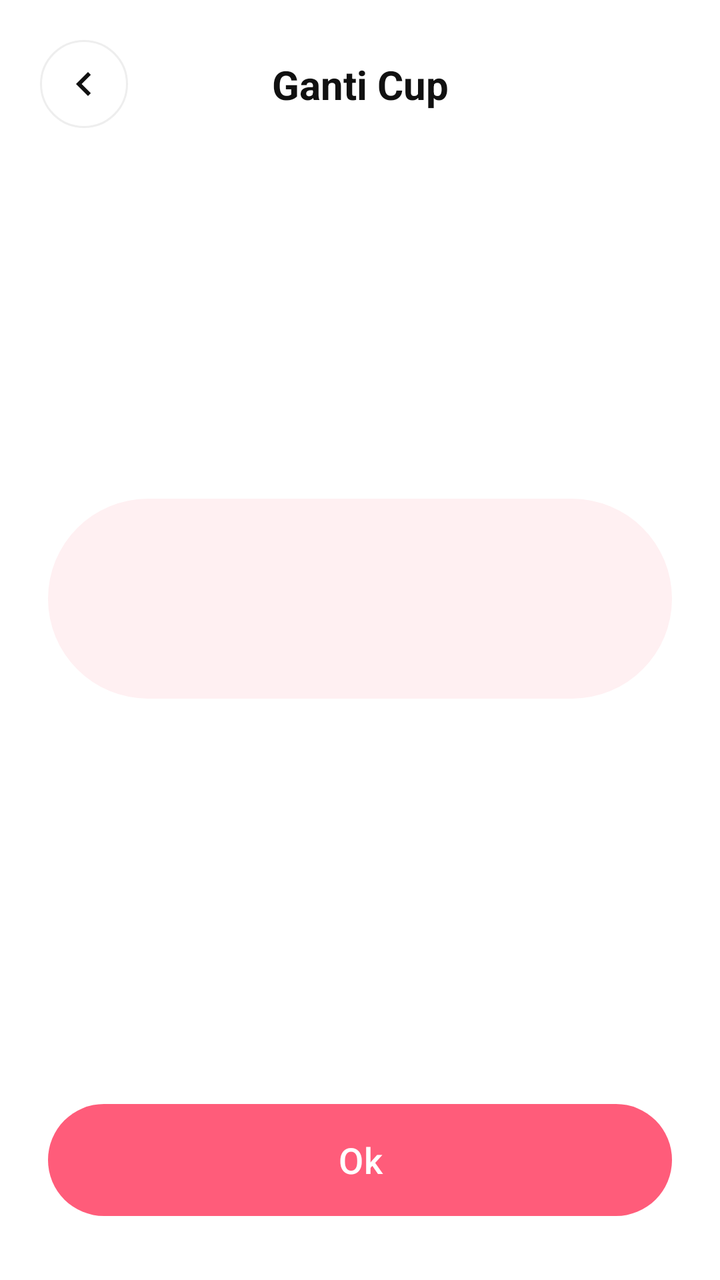
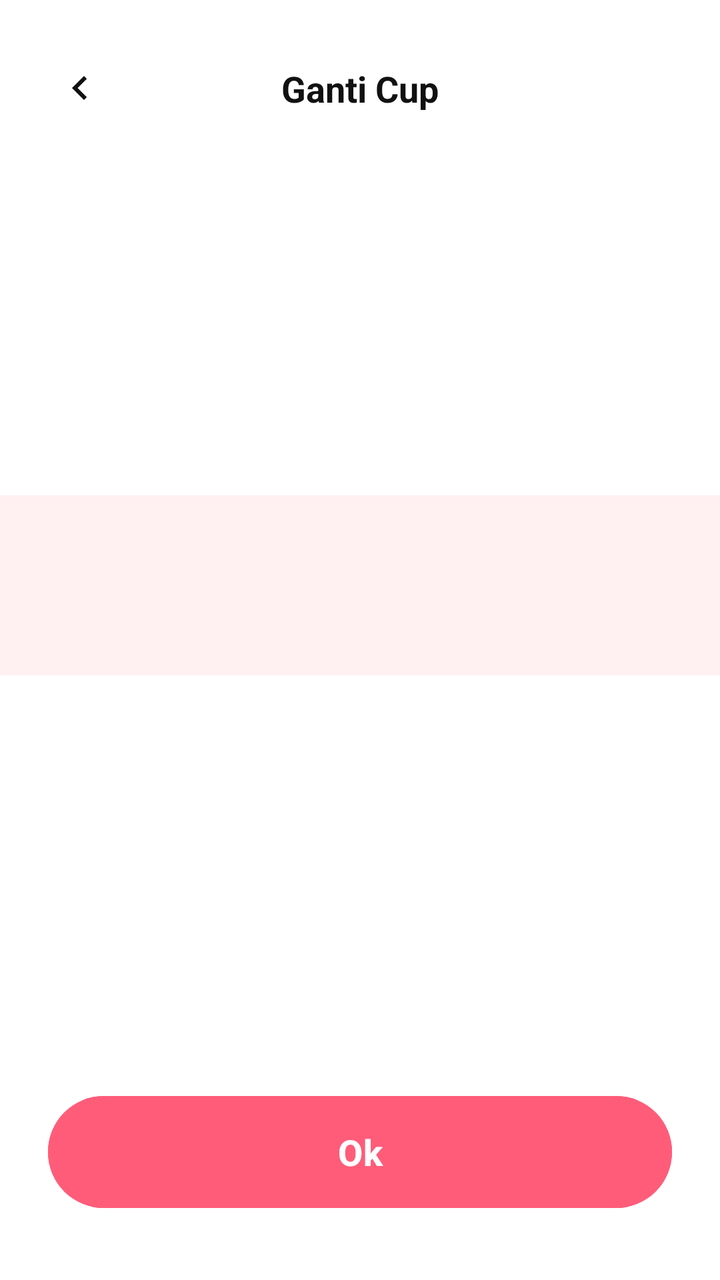

Before-and-after screenshots of an Android layout around one commit, followed by the original layout XML and the change that was made.
<!-- AndroidManifest.xml: application theme Theme.TrackerSiklusMenstruasi -->
<!-- res/layout/activity_switch_cup.xml -->
<?xml version="1.0" encoding="utf-8"?>
<androidx.constraintlayout.widget.ConstraintLayout xmlns:android="http://schemas.android.com/apk/res/android"
    xmlns:app="http://schemas.android.com/apk/res-auto"
    xmlns:tools="http://schemas.android.com/tools"
    android:layout_width="match_parent"
    android:layout_height="match_parent"
    android:background="@color/white">

    
    <ImageButton
        android:id="@+id/btnBack"
        android:layout_width="44dp"
        android:layout_height="44dp"
        android:layout_marginStart="20dp"
        android:layout_marginTop="20dp"
        android:background="@drawable/bg_back_button"
        android:contentDescription="@string/back"
        android:src="@drawable/ic_back"
        app:layout_constraintStart_toStartOf="parent"
        app:layout_constraintTop_toTopOf="parent"
        app:tint="@color/black" />

    <TextView
        android:id="@+id/tvTitle"
        android:layout_width="wrap_content"
        android:layout_height="wrap_content"
        android:text="@string/title_switch_cup"
        android:textColor="@color/black"
        android:textSize="20sp"
        android:textStyle="bold"
        app:layout_constraintBottom_toBottomOf="@id/btnBack"
        app:layout_constraintEnd_toEndOf="parent"
        app:layout_constraintStart_toStartOf="parent"
        app:layout_constraintTop_toTopOf="@id/btnBack" />

    
    <View
        android:id="@+id/viewSelection"
        android:layout_width="match_parent"
        android:layout_height="100dp"
        android:layout_marginHorizontal="24dp"
        android:background="@drawable/bg_cup_selection"
        app:layout_constraintBottom_toBottomOf="parent"
        app:layout_constraintTop_toBottomOf="@id/tvTitle"
        app:layout_constraintVertical_bias="0.4" />

    
    
    <androidx.recyclerview.widget.RecyclerView
        android:id="@+id/rvCupPicker"
        android:layout_width="match_parent"
        android:layout_height="0dp"
        android:clipToPadding="false"
        android:paddingVertical="200dp"
        app:layout_constraintBottom_toTopOf="@id/btnOk"
        app:layout_constraintTop_toBottomOf="@id/tvTitle"
        tools:listitem="@layout/item_cup_picker" />

    
    <Button
        android:id="@+id/btnOk"
        android:layout_width="match_parent"
        android:layout_height="56dp"
        android:layout_marginHorizontal="24dp"
        android:layout_marginBottom="32dp"
        android:background="@drawable/bg_button_pink"
        android:text="@string/btn_ok"
        android:textAllCaps="false"
        android:textColor="@color/white"
        android:textSize="18sp"
        app:backgroundTint="@null"
        app:layout_constraintBottom_toBottomOf="parent" />

</androidx.constraintlayout.widget.ConstraintLayout>
<!-- res/layout/item_cup_picker.xml (included above) -->
<?xml version="1.0" encoding="utf-8"?>
<LinearLayout xmlns:android="http://schemas.android.com/apk/res/android"
    xmlns:app="http://schemas.android.com/apk/res-auto"
    android:layout_width="match_parent"
    android:layout_height="100dp"
    android:gravity="center"
    android:orientation="horizontal">

    <ImageView
        android:id="@+id/ivCup"
        android:layout_width="50dp"
        android:layout_height="50dp"
        android:src="@drawable/ic_glass"
        app:tint="#4D7FFF" />

    <TextView
        android:id="@+id/tvVolume"
        android:layout_width="120dp"
        android:layout_height="wrap_content"
        android:layout_marginStart="24dp"
        android:text="300ml"
        android:textColor="@color/black"
        android:textSize="24sp"
        android:textStyle="bold" />

</LinearLayout>
<!-- resources referenced by this layout -->
<resources>
  <color name="black">#111111</color>
  <color name="white">#FFFFFF</color>
  <!-- drawable bg_back_button (drawable) -->
  <?xml version="1.0" encoding="utf-8"?>
  <shape xmlns:android="http://schemas.android.com/apk/res/android"
      android:shape="oval">
      <solid android:color="@android:color/white" />
      <stroke android:width="1dp" android:color="@color/stroke" />
  </shape>
  <!-- drawable bg_button_pink (drawable) -->
  <?xml version="1.0" encoding="utf-8"?>
  <ripple xmlns:android="http://schemas.android.com/apk/res/android"
      android:color="#40FFFFFF">
      <item>
          <shape android:shape="rectangle">
              <solid android:color="@color/pink_main" />
              <corners android:radius="30dp" />
          </shape>
      </item>
  </ripple>
  <!-- drawable bg_cup_selection (drawable) -->
  <?xml version="1.0" encoding="utf-8"?>
  <shape xmlns:android="http://schemas.android.com/apk/res/android"
      android:shape="rectangle">
      <solid android:color="#FFF0F2" />
      <corners android:radius="50dp" />
  </shape>
  <!-- drawable ic_back (drawable) -->
  <vector xmlns:android="http://schemas.android.com/apk/res/android"
      android:width="24dp"
      android:height="24dp"
      android:viewportWidth="24"
      android:viewportHeight="24">
    <path
        android:fillColor="#111111"
        android:pathData="M15.41,7.41L14,6l-6,6 6,6 1.41,-1.41L10.83,12z"/>
  </vector>
  <!-- drawable ic_glass (drawable) -->
  <vector xmlns:android="http://schemas.android.com/apk/res/android"
      android:width="24dp"
      android:height="24dp"
      android:viewportWidth="24"
      android:viewportHeight="24">
      <path
          android:fillColor="#3DA9FF"
          android:pathData="M3,2L5,20.23C5.13,21.23 5.97,22 7,22H17C18.03,22 18.87,21.23 19,20.23L21,2H3M17,20H7L5.22,4H18.78L17,20Z" />
  </vector>
  <string name="back">Kembali</string>
  <string name="btn_ok">Ok</string>
  <string name="title_switch_cup">Ganti Cup</string>
  <style name="Theme.TrackerSiklusMenstruasi" parent="Base.Theme.TrackerSiklusMenstruasi">
          
          <item name="android:editTextColor">@color/pink_main</item>
          <item name="android:textColorPrimary">@color/pink_main</item>
      </style>
  <color name="stroke">#EEEEEE</color>
  <color name="pink_main">#FF5C7A</color>
  <style name="Base.Theme.TrackerSiklusMenstruasi" parent="Theme.Material3.DayNight.NoActionBar">
          
          <item name="colorPrimary">@color/pink_main</item>
          <item name="colorControlNormal">@color/pink_main</item>
      </style>
</resources>

<!-- the commit's change to res/layout/activity_switch_cup.xml (unified diff, before → after) -->
@@ -1,7 +1,6 @@
 <?xml version="1.0" encoding="utf-8"?>
 <androidx.constraintlayout.widget.ConstraintLayout xmlns:android="http://schemas.android.com/apk/res/android"
     xmlns:app="http://schemas.android.com/apk/res-auto"
-    xmlns:tools="http://schemas.android.com/tools"
     android:layout_width="match_parent"
     android:layout_height="match_parent"
     android:background="@color/white">
@@ -9,24 +8,22 @@
     
     <ImageButton
         android:id="@+id/btnBack"
-        android:layout_width="44dp"
-        android:layout_height="44dp"
-        android:layout_marginStart="20dp"
+        android:layout_width="48dp"
+        android:layout_height="48dp"
+        android:layout_marginStart="16dp"
         android:layout_marginTop="20dp"
-        android:background="@drawable/bg_back_button"
-        android:contentDescription="@string/back"
+        android:background="?attr/selectableItemBackgroundBorderless"
         android:src="@drawable/ic_back"
         app:layout_constraintStart_toStartOf="parent"
         app:layout_constraintTop_toTopOf="parent"
         app:tint="@color/black" />
 
     <TextView
-        android:id="@+id/tvTitle"
         android:layout_width="wrap_content"
         android:layout_height="wrap_content"
-        android:text="@string/title_switch_cup"
+        android:text="Ganti Cup"
         android:textColor="@color/black"
-        android:textSize="20sp"
+        android:textSize="18sp"
         android:textStyle="bold"
         app:layout_constraintBottom_toBottomOf="@id/btnBack"
         app:layout_constraintEnd_toEndOf="parent"
@@ -35,67 +32,38 @@
 
     
     <View
-        android:id="@+id/viewSelection"
+        android:id="@+id/highlightBand"
         android:layout_width="match_parent"
-        android:layout_height="100dp"
-        android:layout_marginHorizontal="24dp"
-        android:background="@drawable/bg_cup_selection"
+        android:layout_height="90dp"
+        android:background="#FFF0F2"
         app:layout_constraintBottom_toBottomOf="parent"
-        app:layout_constraintTop_toBottomOf="@id/tvTitle"
-        app:layout_constraintVertical_bias="0.4" />
+        app:layout_constraintTop_toTopOf="parent"
+        app:layout_constraintVertical_bias="0.45" />
 
-    
     
     <androidx.recyclerview.widget.RecyclerView
         android:id="@+id/rvCupPicker"
         android:layout_width="match_parent"
         android:layout_height="0dp"
         android:clipToPadding="false"
-        android:paddingVertical="200dp"
+        android:overScrollMode="never"
+        android:paddingVertical="250dp"
         app:layout_constraintBottom_toTopOf="@id/btnOk"
-        app:layout_constraintTop_toBottomOf="@id/tvTitle"
-        tools:listitem="@layout/item_cup_picker" />
+        app:layout_constraintTop_toBottomOf="@id/btnBack" />
 
-    
-    <Button
+    <com.google.android.material.button.MaterialButton
         android:id="@+id/btnOk"
         android:layout_width="match_parent"
-        android:layout_height="56dp"
+        android:layout_height="64dp"
         android:layout_marginHorizontal="24dp"
         android:layout_marginBottom="32dp"
-        android:background="@drawable/bg_button_pink"
-        android:text="@string/btn_ok"
+        android:backgroundTint="@color/pink_main"
+        android:text="Ok"
         android:textAllCaps="false"
         android:textColor="@color/white"
         android:textSize="18sp"
-        app:backgroundTint="@null"
+        android:textStyle="bold"
+        app:cornerRadius="32dp"
         app:layout_constraintBottom_toBottomOf="parent" />
 
 </androidx.constraintlayout.widget.ConstraintLayout>
-<!-- res/layout/item_cup_picker.xml (included above) -->
-<?xml version="1.0" encoding="utf-8"?>
-<LinearLayout xmlns:android="http://schemas.android.com/apk/res/android"
-    xmlns:app="http://schemas.android.com/apk/res-auto"
-    android:layout_width="match_parent"
-    android:layout_height="100dp"
-    android:gravity="center"
-    android:orientation="horizontal">
-
-    <ImageView
-        android:id="@+id/ivCup"
-        android:layout_width="50dp"
-        android:layout_height="50dp"
-        android:src="@drawable/ic_glass"
-        app:tint="#4D7FFF" />
-
-    <TextView
-        android:id="@+id/tvVolume"
-        android:layout_width="120dp"
-        android:layout_height="wrap_content"
-        android:layout_marginStart="24dp"
-        android:text="300ml"
-        android:textColor="@color/black"
-        android:textSize="24sp"
-        android:textStyle="bold" />
-
-</LinearLayout>
<!-- resource entries referenced after the edit -->
@@ -2,31 +2,6 @@
 <resources>
   <color name="black">#111111</color>
   <color name="white">#FFFFFF</color>
-  <!-- drawable bg_back_button (drawable) -->
-  <?xml version="1.0" encoding="utf-8"?>
-  <shape xmlns:android="http://schemas.android.com/apk/res/android"
-      android:shape="oval">
-      <solid android:color="@android:color/white" />
-      <stroke android:width="1dp" android:color="@color/stroke" />
-  </shape>
-  <!-- drawable bg_button_pink (drawable) -->
-  <?xml version="1.0" encoding="utf-8"?>
-  <ripple xmlns:android="http://schemas.android.com/apk/res/android"
-      android:color="#40FFFFFF">
-      <item>
-          <shape android:shape="rectangle">
-              <solid android:color="@color/pink_main" />
-              <corners android:radius="30dp" />
-          </shape>
-      </item>
-  </ripple>
-  <!-- drawable bg_cup_selection (drawable) -->
-  <?xml version="1.0" encoding="utf-8"?>
-  <shape xmlns:android="http://schemas.android.com/apk/res/android"
-      android:shape="rectangle">
-      <solid android:color="#FFF0F2" />
-      <corners android:radius="50dp" />
-  </shape>
   <!-- drawable ic_back (drawable) -->
   <vector xmlns:android="http://schemas.android.com/apk/res/android"
       android:width="24dp"
@@ -37,25 +12,15 @@
         android:fillColor="#111111"
         android:pathData="M15.41,7.41L14,6l-6,6 6,6 1.41,-1.41L10.83,12z"/>
   </vector>
-  <!-- drawable ic_glass (drawable) -->
-  <vector xmlns:android="http://schemas.android.com/apk/res/android"
-      android:width="24dp"
-      android:height="24dp"
-      android:viewportWidth="24"
-      android:viewportHeight="24">
-      <path
-          android:fillColor="#3DA9FF"
-          android:pathData="M3,2L5,20.23C5.13,21.23 5.97,22 7,22H17C18.03,22 18.87,21.23 19,20.23L21,2H3M17,20H7L5.22,4H18.78L17,20Z" />
-  </vector>
-  <string name="back">Kembali</string>
-  <string name="btn_ok">Ok</string>
-  <string name="title_switch_cup">Ganti Cup</string>
   <style name="Theme.TrackerSiklusMenstruasi" parent="Base.Theme.TrackerSiklusMenstruasi">
           
           <item name="android:editTextColor">@color/pink_main</item>
           <item name="android:textColorPrimary">@color/pink_main</item>
+          <item name="android:navigationBarColor">@android:color/transparent</item>
+          <item name="android:windowTranslucentNavigation">true</item>
+          <item name="android:statusBarColor">@android:color/transparent</item>
+          <item name="android:windowLightStatusBar">true</item>
       </style>
-  <color name="stroke">#EEEEEE</color>
   <color name="pink_main">#FF5C7A</color>
   <style name="Base.Theme.TrackerSiklusMenstruasi" parent="Theme.Material3.DayNight.NoActionBar">
           
